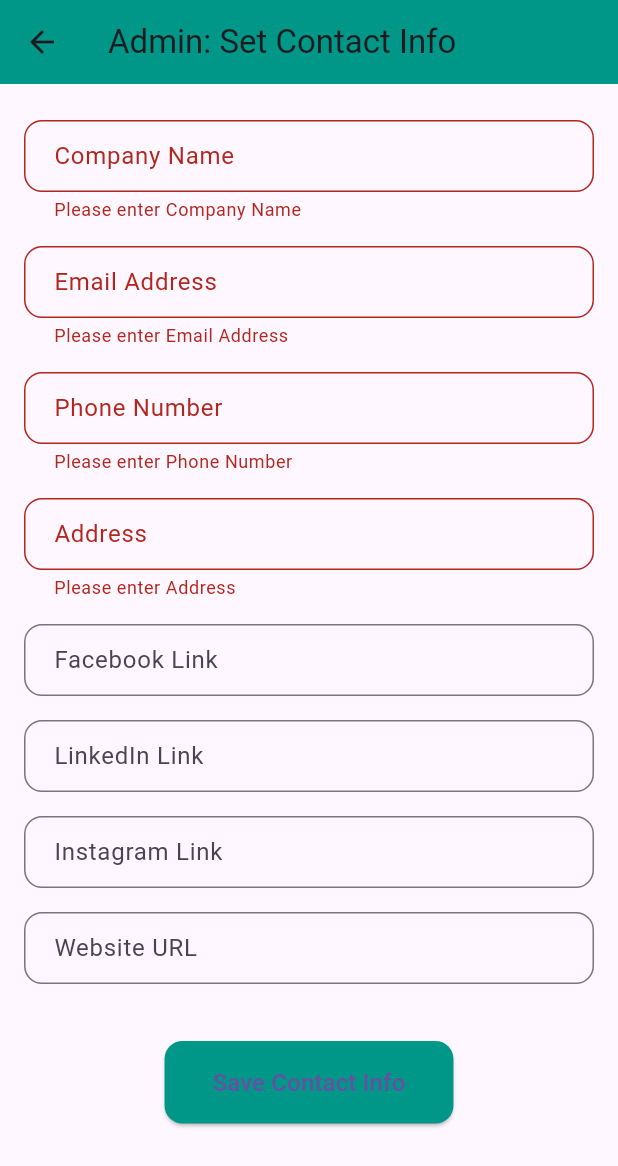
After one commit to Sonykhan1121/THT-Desktop-App, a Flutter app: the AdminContactInfoPage screen opened directly, after a tap on "Save Contact Info", on a phone screen of 412 x 824 dp. The commit adds this screen. Shown: the top 1166 px of the screen. Run offline on Flutter 3.47's test engine with Material 3 defaults, Android fonts, the phone set to English and light mode, and no system bars; our stand-ins replace cloud_firestore, file_picker, firebase_core, firebase_storage, image_picker, supabase_flutter and 1 more; missing offline and left inert: metadata_fetch; accounts and stored records are empty.

Commit message:
add contact info working

```diff
--- a/lib/Widgets/side_menu.dart
+++ b/lib/Widgets/side_menu.dart
@@ -1,5 +1,6 @@
 import 'package:flutter/material.dart';
 import 'package:mydesktopapp/pages/achievement_tiles.dart';
+import 'package:mydesktopapp/pages/admincontactinfopage.dart';
 import 'package:mydesktopapp/pages/services_tile.dart';
 import '../pages/profile_tile.dart';
 import '../pages/projects_tile.dart';
@@ -49,7 +50,7 @@ class SideMenu extends StatelessWidget {
             MainListTile(
               image: "assets/contact.png",
               text: 'Contact Us',
-              press: () => onSelectPage(Text('Contact Page')),
+              press: () => onSelectPage(AdminContactInfoPage()),
             ),
           ],
         ),
--- /dev/null
+++ b/lib/pages/admincontactinfopage.dart
@@ -0,0 +1,165 @@
+import 'package:flutter/material.dart';
+import 'package:mydesktopapp/pages/social_link_preview.dart';
+import 'package:mydesktopapp/services/firebase_service.dart';
+
+class AdminContactInfoPage extends StatefulWidget {
+  @override
+  _AdminContactInfoPageState createState() => _AdminContactInfoPageState();
+}
+
+class _AdminContactInfoPageState extends State<AdminContactInfoPage> {
+  final _formKey = GlobalKey<FormState>();
+  bool _isLoading = false;
+  final FirebaseService _firebaseService = FirebaseService();
+
+  final TextEditingController companyNameController = TextEditingController();
+  final TextEditingController emailController = TextEditingController();
+  final TextEditingController phoneController = TextEditingController();
+  final TextEditingController addressController = TextEditingController();
+  final TextEditingController facebookLinkController = TextEditingController();
+  final TextEditingController linkedInController = TextEditingController();
+  final TextEditingController instagramLinkController = TextEditingController();
+  final TextEditingController websiteController = TextEditingController();
+
+  @override
+  void initState() {
+    // TODO: implement initState
+    super.initState();
+    facebookLinkController.addListener(() => setState(() {}));
+    linkedInController.addListener(() => setState(() {}));
+    instagramLinkController.addListener(() => setState(() {}));
+  }
+
+  Future<void> submitContactInfo() async {
+    if (_formKey.currentState!.validate()) {
+      _isLoading = true;
+      setState(() {});
+      final contactInfo = {
+        'companyName': companyNameController.text.trim(),
+        'email': emailController.text.trim(),
+        'phone': phoneController.text.trim(),
+        'address': addressController.text.trim(),
+        'facebookLink': facebookLinkController.text.trim(),
+        'linkedinLink': linkedInController.text.trim(),
+        'instagramLink': instagramLinkController.text.trim(),
+        'website': websiteController.text.trim(),
+      };
+
+      print('✅ Contact Info Saved: $contactInfo');
+
+      await _firebaseService.saveContactInfo(
+          companyName: contactInfo['companyName']!,
+          email: contactInfo['email']!,
+          phone: contactInfo['phone']!,
+          address: contactInfo['address']!,
+          facebookLink: contactInfo['facebookLink']!,
+          linkedInLink: contactInfo['linkedinLink'],
+          instagramLink: contactInfo['instagramLink'],
+          website: contactInfo['website']!);
+
+      // You can now save 'contactInfo' to Firestore or your backend.
+
+      ScaffoldMessenger.of(context).showSnackBar(SnackBar(
+        content: Text('Contact Information Saved! ✅'),
+        backgroundColor: Colors.green,
+      ));
+
+      // Optional: clear form
+      _clearForm();
+      _isLoading = false;
+      setState(() {});
+    }
+  }
+
+  void _clearForm() {
+    companyNameController.clear();
+    emailController.clear();
+    phoneController.clear();
+    addressController.clear();
+    facebookLinkController.clear();
+    linkedInController.clear();
+    instagramLinkController.clear();
+    websiteController.clear();
+  }
+
+  @override
+  Widget build(BuildContext context) {
+    return Scaffold(
+      appBar: AppBar(
+        title: Text('Admin: Set Contact Info'),
+        backgroundColor: Colors.teal,
+      ),
+      body: _isLoading
+          ? Center(
+              child: CircularProgressIndicator(),
+            )
+          : SingleChildScrollView(
+              padding: EdgeInsets.all(16),
+              child: Form(
+                key: _formKey,
+                child: Column(
+                  children: [
+                    buildTextField(companyNameController, 'Company Name',
+                        requiredField: true),
+                    buildTextField(emailController, 'Email Address',
+                        requiredField: true),
+                    buildTextField(phoneController, 'Phone Number',
+                        requiredField: true),
+                    buildTextField(addressController, 'Address',
+                        requiredField: true),
+                    buildTextField(facebookLinkController, 'Facebook Link'),
+                    if (facebookLinkController.text.isNotEmpty)
+                      SocialLinkPreview(url: facebookLinkController.text),
+                    buildTextField(linkedInController, 'LinkedIn Link'),
+                    if (linkedInController.text.isNotEmpty)
+                      SocialLinkPreview(url: linkedInController.text),
+                    buildTextField(instagramLinkController, 'Instagram Link'),
+                    if (instagramLinkController.text.isNotEmpty)
+                      SocialLinkPreview(url: instagramLinkController.text),
+                    buildTextField(websiteController, 'Website URL'),
+                    SizedBox(height: 30),
+                    ElevatedButton(
+                      onPressed: submitContactInfo,
+                      style: ElevatedButton.styleFrom(
+                        backgroundColor: Colors.teal,
+                        padding:
+                            EdgeInsets.symmetric(vertical: 16, horizontal: 32),
+                        shape: RoundedRectangleBorder(
+                          borderRadius: BorderRadius.circular(12),
+                        ),
+                      ),
+                      child: Text('Save Contact Info',
+                          style: TextStyle(fontSize: 16)),
+                    ),
+                  ],
+                ),
+              ),
+            ),
+    );
+  }
+
+  Widget buildTextField(
+    TextEditingController controller,
+    String label, {
+    bool requiredField = false,
+  }) {
+    return Padding(
+      padding: const EdgeInsets.symmetric(vertical: 8.0),
+      child: TextFormField(
+        controller: controller,
+        validator: requiredField
+            ? (value) {
+                if (value == null || value.isEmpty)
+                  return 'Please enter $label';
+                return null;
+              }
+            : null,
+        decoration: InputDecoration(
+          labelText: label,
+          border: OutlineInputBorder(borderRadius: BorderRadius.circular(12)),
+          contentPadding: EdgeInsets.symmetric(horizontal: 16, vertical: 12),
+        ),
+      ),
+    );
+  }
+}
--- a/lib/services/firebase_service.dart
+++ b/lib/services/firebase_service.dart
@@ -150,5 +150,36 @@ class FirebaseService {
     final docRef = await _firestore.collection('projects').add(project.toMap());
     return docRef;
   }
+  Future<dynamic> saveContactInfo({
+    required String companyName,
+    required String email,
+    required String phone,
+    required String address,
+    String? facebookLink,
+    String? linkedInLink,
+    String? instagramLink,
+    String? website,
+  }) async {
+    try {
+
+      final docRef = await _firestore.collection('about').add({
+        'companyName': companyName,
+        'email': email,
+        'phone': phone,
+        'address': address,
+        'facebookLink': facebookLink ?? '',
+        'linkedInLink': linkedInLink ?? '',
+        'instagramLink': instagramLink ?? '',
+        'website': website ?? '',
+        'timestamp': FieldValue.serverTimestamp(), // Optional: to track creation time
+      });
+
+      print('✅ Contact Info Saved with ID: ${docRef.id}');
+      return docRef;
+    } catch (e) {
+      print('❌ Error saving contact info: $e');
+      rethrow;
+    }
+  }
 
 }
--- a/pubspec.yaml
+++ b/pubspec.yaml
@@ -44,6 +44,7 @@ dependencies:
   supabase_flutter: ^2.8.4
   youtube_player_flutter: ^9.1.1
   http: ^1.3.0
+  metadata_fetch: ^0.4.2
 
 
 dev_dependencies:
```
Also changed, not shown: lib/pages/social_link_preview.dart (added, +62 -0 lines), pubspec.lock.
